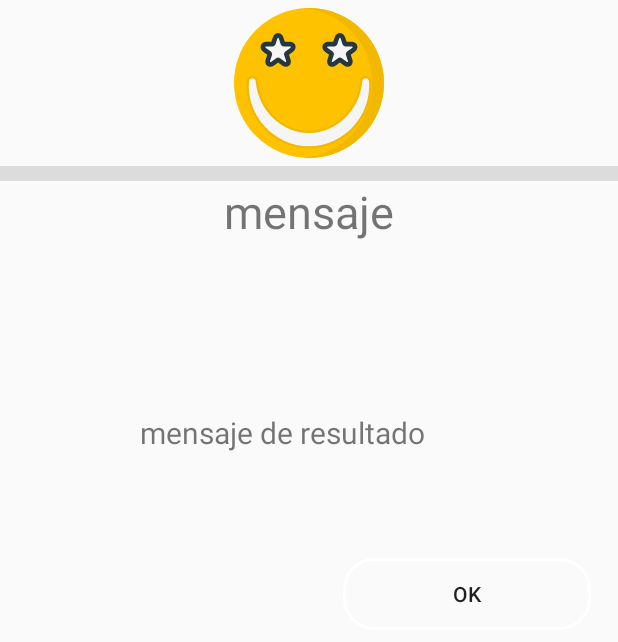
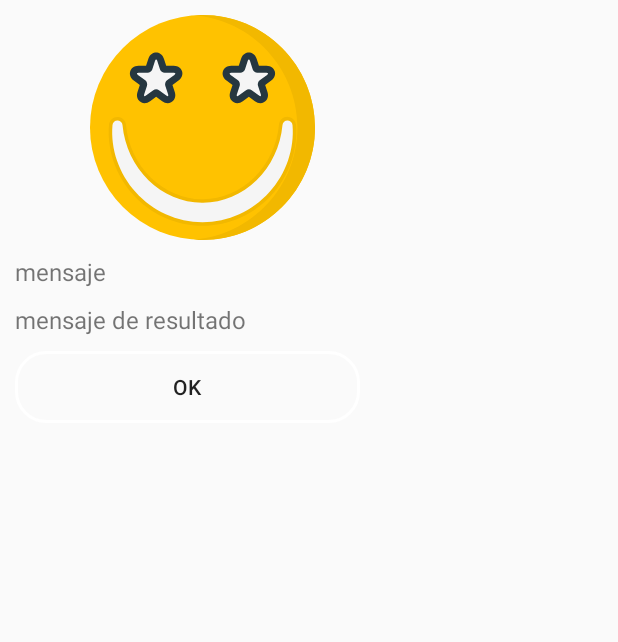
Before and after one commit to JuanDaa/Utilidades-PJIC, an Android app: the layout calculate_note_dialog.xml on its own in the app's theme, with its tools: preview values and no code run, on a phone screen of 412 x 824 dp. Shown: the top 642 px of the screen. Run offline under Robolectric (Android 15) with nearby library versions, the phone set to English and light mode, and no system bars.

Commit message:
Changes are made

```diff
--- a/app/src/main/res/layout/calculate_note_dialog.xml
+++ b/app/src/main/res/layout/calculate_note_dialog.xml
@@ -1,57 +1,43 @@
 <?xml version="1.0" encoding="utf-8"?>
 <LinearLayout xmlns:android="http://schemas.android.com/apk/res/android"
-    android:orientation="vertical" android:layout_width="match_parent"
-    android:layout_height="match_parent">
+    android:orientation="vertical"
+    android:layout_width="250dp"
+    android:layout_height="wrap_content"
+    android:padding="10dp">
 
+    <RelativeLayout
+        android:layout_width="250dp"
+        android:layout_height="150dp">
         <ImageView
             android:id="@+id/imageResult"
-        android:layout_width="100dp"
+            android:layout_width="250dp"
+            android:layout_height="150dp"
             android:layout_gravity="center"
-        android:layout_margin="5dp"
             android:contentDescription="Emotion"
-        android:src="@drawable/ic_star"
-        android:layout_height="100dp" />
-
-    <View
-        android:id="@+id/divider"
-        android:layout_width="match_parent"
-        android:layout_height="10dp"
-        android:outlineAmbientShadowColor="@color/black_overlay"
-        android:background="?android:attr/listDivider" />
-
-    <RelativeLayout
-        android:layout_width="match_parent"
-        android:layout_height="match_parent">
-
+            android:src="@drawable/ic_star" />
+    </RelativeLayout>
     <TextView
         android:id="@+id/messageText"
-            android:layout_width="wrap_content"
+        android:layout_marginTop="10dp"
+        android:layout_width="match_parent"
         android:layout_height="wrap_content"
-            android:layout_alignParentTop="true"
-            android:layout_centerHorizontal="true"
         android:text="mensaje"
-            android:textSize="30sp" />
+        android:textSize="16sp" />
 
     <TextView
         android:id="@+id/messageResult"
-            android:layout_width="wrap_content"
+        android:layout_marginTop="10dp"
+        android:layout_width="match_parent"
         android:layout_height="wrap_content"
-            android:layout_alignParentStart="true"
-            android:layout_alignParentTop="true"
-            android:layout_marginStart="93dp"
-            android:layout_marginTop="154dp"
         android:text="mensaje de resultado"
-            android:textSize="20sp" />
+        android:textSize="16sp" />
 
     <Button
         android:id="@+id/closeButton"
-            android:layout_width="wrap_content"
+        android:layout_marginTop="10dp"
+        android:gravity="center"
+        android:layout_width="match_parent"
         android:layout_height="wrap_content"
-            android:layout_below="@+id/messageResult"
-            android:layout_alignParentEnd="true"
-            android:layout_marginTop="70dp"
-            android:layout_marginEnd="18dp"
         android:background="@drawable/shape_button"
         android:text="OK" />
-    </RelativeLayout>
 </LinearLayout>
```
Also changed, not shown: app/src/main/java/util/pjic/com/utilidadespjic/MainActivity.java (+41 -53 lines), app/src/main/java/util/pjic/com/utilidadespjic/adapters/NotaAdapter.java (+16 -46 lines). Lines whose indentation alone changed are shown as unchanged.
